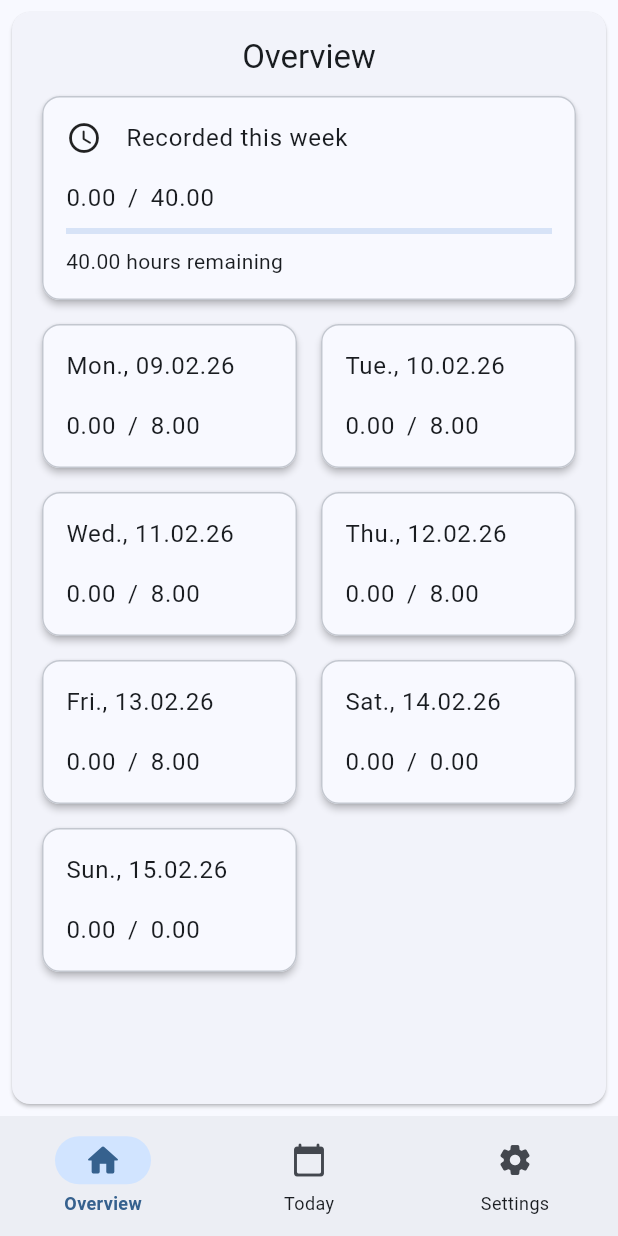
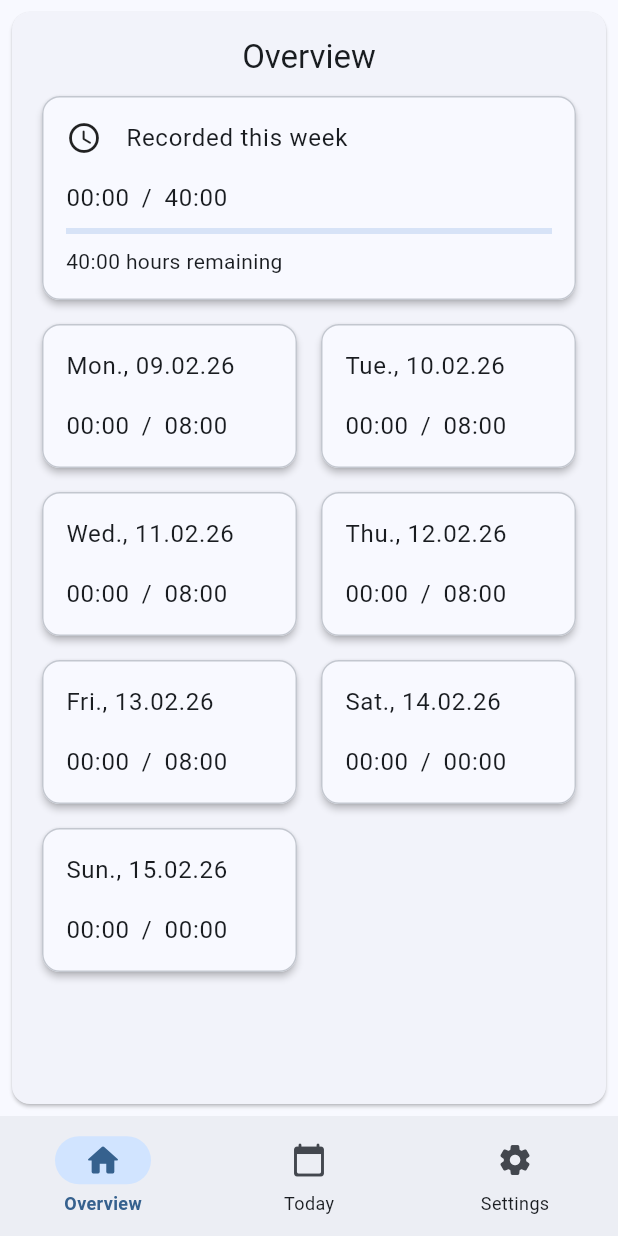
Before and after one commit to MaeschDEV/zentime, a Flutter app: the screen it shows after launch, on a phone screen of 412 x 824 dp. Run offline on Flutter 3.47's test engine with Material 3 defaults, Android fonts, the phone set to English and light mode, and no system bars; our stand-ins replace hive_ce, hive_ce_flutter; accounts and stored records are empty.

Commit message:
Changed the display mode in the Overview Tab to also show the time in a HH:mm format.

```diff
--- a/lib/tabs/overview_tab.dart
+++ b/lib/tabs/overview_tab.dart
@@ -42,9 +42,10 @@ class _OverviewTab extends State<OverviewTab> {
     Duration totalWorkedDuration = Duration.zero;
     double targetHours = settingsBox.get('current')?.weeklyWorkHours ?? 40.0;
     List<Duration> dailyDurations = List.filled(7, Duration.zero);
-    List<double> dailyHours = List.filled(7, 0.0);
+    List<String> dailyHours = List.filled(7, "");
     List<DayType> dayTypes = List.filled(7, DayType.work);
     List<double> dailyTargetHours = List.filled(7, 8.0);
+    List<String> dailyTargetHoursString = List.filled(7, "");
 
     // Loop through each day of the week (Monday to Sunday)
     for (int i = 0; i < 7; i++) {
@@ -98,24 +99,56 @@ class _OverviewTab extends State<OverviewTab> {
       }
     }
 
-    final workedHours = totalWorkedDuration.inMinutes / 60.0;
+    // Worked Hours
+    final workedHours = _formatDurationHHmm(totalWorkedDuration);
 
-    for (int i = 0; i < dailyDurations.length; i++) {
-      dailyHours[i] = dailyDurations[i].inMinutes / 60.0;
+    // Target Hours
+    final targetHoursDuration = Duration(minutes: (targetHours * 60).round());
+    final targetHoursString = _formatDurationHHmm(targetHoursDuration);
+
+    // Progress
+    double progress = 0.0;
+    if (targetHours != 0) {
+      progress = (totalWorkedDuration.inMinutes / 60.0 / targetHours).clamp(
+        0.0,
+        1.0,
+      );
     }
 
-    final remainingHours = (targetHours - workedHours).clamp(0.0, targetHours);
-    final progress = (workedHours / targetHours).clamp(0.0, 1.0);
+    // Remaining Hours
+    final remainingHours =
+        (targetHoursDuration - totalWorkedDuration) < Duration.zero
+        ? Duration.zero
+        : targetHoursDuration - totalWorkedDuration;
+    final remainingHoursString = _formatDurationHHmm(remainingHours);
+
+    // Daily Hours
+    for (int i = 0; i < dailyDurations.length; i++) {
+      dailyHours[i] = _formatDurationHHmm(dailyDurations[i]);
+    }
+
+    // Daily target Hours
+    for (int i = 0; i < dailyTargetHours.length; i++) {
+      dailyTargetHoursString[i] = _formatDurationHHmm(
+        Duration(minutes: (dailyTargetHours[i] * 60).round()),
+      );
+    }
 
     return {
       'workedHours': workedHours,
+      'targetHours': targetHoursString,
+      'progress': progress,
+      'remainingHours': remainingHoursString,
       'dailyHours': dailyHours,
-      'targetHours': targetHours,
+      'dailyTargetHours': dailyTargetHoursString,
       'dayTypes': dayTypes,
-      'remainingHours': remainingHours,
-      'progress': progress,
-      'dailyTargetHours': dailyTargetHours,
     };
+  }
+
+  String _formatDurationHHmm(Duration d) {
+    final h = d.inHours.toString().padLeft(2, '0');
+    final m = (d.inMinutes.remainder(60)).toString().padLeft(2, '0');
+    return '$h:$m';
   }
 
   String _formatHours(double hours) {
@@ -168,12 +201,12 @@ class _OverviewTab extends State<OverviewTab> {
                                 if (snapshot.hasData) {
                                   final data = snapshot.data!;
                                   final workedHours =
-                                      data['workedHours'] as double;
+                                      data['workedHours'] as String;
                                   final remainingHours =
-                                      data['remainingHours'] as double;
+                                      data['remainingHours'] as String;
                                   final progress = data['progress'] as double;
                                   final targetHours =
-                                      data['targetHours'] as double;
+                                      data['targetHours'] as String;
 
                                   return Column(
                                     spacing: 8,
@@ -182,7 +215,7 @@ class _OverviewTab extends State<OverviewTab> {
                                         spacing: 8,
                                         children: [
                                           Text(
-                                            _formatHours(workedHours),
+                                            workedHours,
                                             style: theme.textTheme.bodyLarge,
                                           ),
                                           Text(
@@ -190,7 +223,7 @@ class _OverviewTab extends State<OverviewTab> {
                                             style: theme.textTheme.bodyLarge,
                                           ),
                                           Text(
-                                            _formatHours(targetHours),
+                                            targetHours,
                                             style: theme.textTheme.bodyLarge,
                                           ),
                                         ],
@@ -200,7 +233,7 @@ class _OverviewTab extends State<OverviewTab> {
                                           ? Row(
                                               children: [
                                                 Text(
-                                                  _formatHours(remainingHours),
+                                                  remainingHours,
                                                   style: theme
                                                       .textTheme
                                                       .bodyMedium,
@@ -295,16 +328,16 @@ class _OverviewTab extends State<OverviewTab> {
                                         }
 
                                         final dailyHours =
-                                            data['dailyHours'] as List<double>;
+                                            data['dailyHours'] as List<String>;
                                         final targetHours =
                                             data['dailyTargetHours']
-                                                as List<double>;
+                                                as List<String>;
 
                                         return Row(
                                           spacing: 8,
                                           children: [
                                             Text(
-                                              _formatHours(dailyHours[0]),
+                                              dailyHours[0],
                                               style: theme.textTheme.bodyLarge,
                                             ),
                                             Text(
@@ -312,7 +345,7 @@ class _OverviewTab extends State<OverviewTab> {
                                               style: theme.textTheme.bodyLarge,
                                             ),
                                             Text(
-                                              _formatHours(targetHours[0]),
+                                              targetHours[0],
                                               style: theme.textTheme.bodyLarge,
                                             ),
                                           ],
@@ -394,16 +427,16 @@ class _OverviewTab extends State<OverviewTab> {
                                         }
 
                                         final dailyHours =
-                                            data['dailyHours'] as List<double>;
+                                            data['dailyHours'] as List<String>;
                                         final targetHours =
                                             data['dailyTargetHours']
-                                                as List<double>;
+                                                as List<String>;
 
                                         return Row(
                                           spacing: 8,
                                           children: [
                                             Text(
-                                              _formatHours(dailyHours[1]),
+                                              dailyHours[1],
                                               style: theme.textTheme.bodyLarge,
                                             ),
                                             Text(
@@ -411,7 +444,7 @@ class _OverviewTab extends State<OverviewTab> {
                                               style: theme.textTheme.bodyLarge,
                                             ),
                                             Text(
-                                              _formatHours(targetHours[1]),
+                                              targetHours[1],
                                               style: theme.textTheme.bodyLarge,
                                             ),
                                           ],
@@ -498,16 +531,16 @@ class _OverviewTab extends State<OverviewTab> {
                                         }
 
                                         final dailyHours =
-                                            data['dailyHours'] as List<double>;
+                                            data['dailyHours'] as List<String>;
                                         final targetHours =
                                             data['dailyTargetHours']
-                                                as List<double>;
+                                                as List<String>;
 
                                         return Row(
                                           spacing: 8,
                                           children: [
                                             Text(
-                                              _formatHours(dailyHours[2]),
+                                              dailyHours[2],
                                               style: theme.textTheme.bodyLarge,
                                             ),
                                             Text(
@@ -515,7 +548,7 @@ class _OverviewTab extends State<OverviewTab> {
                                               style: theme.textTheme.bodyLarge,
                                             ),
                                             Text(
-                                              _formatHours(targetHours[2]),
+                                              targetHours[2],
                                               style: theme.textTheme.bodyLarge,
                                             ),
                                           ],
@@ -597,16 +630,16 @@ class _OverviewTab extends State<OverviewTab> {
                                         }
 
                                         final dailyHours =
-                                            data['dailyHours'] as List<double>;
+                                            data['dailyHours'] as List<String>;
                                         final targetHours =
                                             data['dailyTargetHours']
-                                                as List<double>;
+                                                as List<String>;
 
                                         return Row(
                                           spacing: 8,
                                           children: [
                                             Text(
-                                              _formatHours(dailyHours[3]),
+                                              dailyHours[3],
                                               style: theme.textTheme.bodyLarge,
                                             ),
                                             Text(
@@ -614,7 +647,7 @@ class _OverviewTab extends State<OverviewTab> {
                                               style: theme.textTheme.bodyLarge,
                                             ),
                                             Text(
-                                              _formatHours(targetHours[3]),
+                                              targetHours[3],
                                               style: theme.textTheme.bodyLarge,
                                             ),
                                           ],
@@ -702,16 +735,16 @@ class _OverviewTab extends State<OverviewTab> {
                                         }
 
                                         final dailyHours =
-                                            data['dailyHours'] as List<double>;
+                                            data['dailyHours'] as List<String>;
                                         final targetHours =
                                             data['dailyTargetHours']
-                                                as List<double>;
+                                                as List<String>;
 
                                         return Row(
                                           spacing: 8,
                                           children: [
                                             Text(
-                                              _formatHours(dailyHours[4]),
+                                              dailyHours[4],
                                               style: theme.textTheme.bodyLarge,
                                             ),
                                             Text(
@@ -719,7 +752,7 @@ class _OverviewTab extends State<OverviewTab> {
                                               style: theme.textTheme.bodyLarge,
                                             ),
                                             Text(
-                                              _formatHours(targetHours[4]),
+                                              targetHours[4],
                                               style: theme.textTheme.bodyLarge,
                                             ),
                                           ],
@@ -802,16 +835,16 @@ class _OverviewTab extends State<OverviewTab> {
                                         }
 
                                         final dailyHours =
-                                            data['dailyHours'] as List<double>;
+                                            data['dailyHours'] as List<String>;
                                         final targetHours =
                                             data['dailyTargetHours']
-                                                as List<double>;
+                                                as List<String>;
 
                                         return Row(
                                           spacing: 8,
                                           children: [
                                             Text(
-                                              _formatHours(dailyHours[5]),
+                                              dailyHours[5],
                                               style: theme.textTheme.bodyLarge,
                                             ),
                                             Text(
@@ -819,7 +852,7 @@ class _OverviewTab extends State<OverviewTab> {
                                               style: theme.textTheme.bodyLarge,
                                             ),
                                             Text(
-                                              _formatHours(targetHours[5]),
+                                              targetHours[5],
                                               style: theme.textTheme.bodyLarge,
                                             ),
                                           ],
@@ -907,16 +940,16 @@ class _OverviewTab extends State<OverviewTab> {
                                         }
 
                                         final dailyHours =
-                                            data['dailyHours'] as List<double>;
+                                            data['dailyHours'] as List<String>;
                                         final targetHours =
                                             data['dailyTargetHours']
-                                                as List<double>;
+                                                as List<String>;
 
                                         return Row(
                                           spacing: 8,
                                           children: [
                                             Text(
-                                              _formatHours(dailyHours[6]),
+                                              dailyHours[6],
                                               style: theme.textTheme.bodyLarge,
                                             ),
                                             Text(
@@ -924,7 +957,7 @@ class _OverviewTab extends State<OverviewTab> {
                                               style: theme.textTheme.bodyLarge,
                                             ),
                                             Text(
-                                              _formatHours(targetHours[6]),
+                                              targetHours[6],
                                               style: theme.textTheme.bodyLarge,
                                             ),
                                           ],
```
Also changed, not shown: lib/tabs/day_tab.dart (+10 -10 lines).
